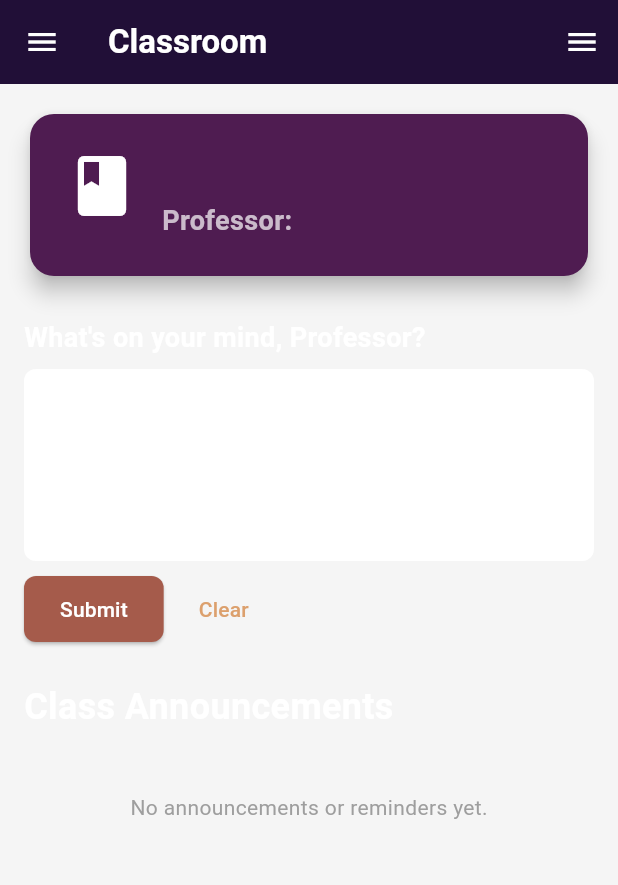
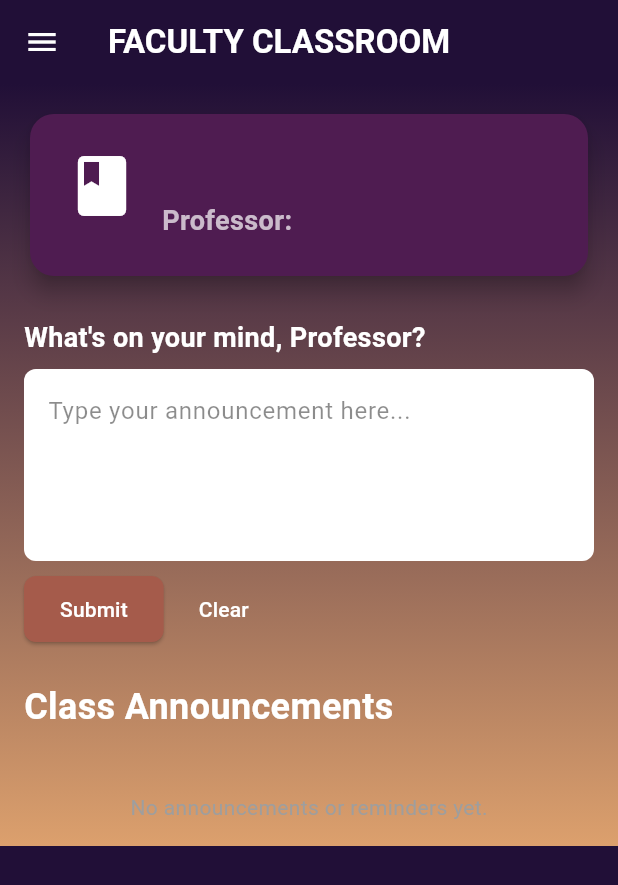
Before and after one commit to ksandeleon/student-management-mobile-app, a Flutter app: the AdClassScreen screen opened directly with empty values, on a phone screen of 412 x 824 dp. Shown: the top 885 px of the screen. Run offline on Flutter 3.47's test engine with Material 3 defaults, Android fonts, the phone set to English and light mode, and no system bars; our stand-ins replace cloud_firestore, firebase_auth, firebase_core; accounts and stored records are empty.

Commit message:
finish refurbishing admin ui

```diff
--- a/lib/features/auth/data/models/student_model.dart
+++ b/lib/features/auth/data/models/student_model.dart
@@ -58,4 +58,6 @@ factory StudentModel.fromMap(Map map, {required String docId}) {
   );
 }
 
+  copyWith({required String firstName, required String lastName, required String phone, String? middleName, String? studentNumber, String? address, String? course, DateTime? dob}) {}
+
 }
--- a/lib/features/auth/presentation/screens/admin/ad_classes_screen.dart
+++ b/lib/features/auth/presentation/screens/admin/ad_classes_screen.dart
@@ -61,35 +61,6 @@ class _AdClassScreenState extends State<AdClassScreen> {
       });
     }
   }
-
-  // // Separate function to load students - called once in initState
-  // Future<void> _loadStudents() async {
-  //   if (_isLoadingStudents) return;
-
-  //   setState(() {
-  //     _isLoadingStudents = true;
-  //     _errorMessage = null;
-  //   });
-
-  //   try {
-  //     final querySnapshot =
-  //         await FirebaseFirestore.instance.collection('students').get();
-  //     final students =
-  //         querySnapshot.docs
-  //             .map((doc) => StudentModel.fromMap(doc.data(), docId: doc.id))
-  //             .toList();
-
-  //     setState(() {
-  //       _students = students;
-  //       _isLoadingStudents = false;
-  //     });
-  //   } catch (e) {
-  //     setState(() {
-  //       _errorMessage = 'Failed to load students: $e';
-  //       _isLoadingStudents = false;
-  //     });
-  //   }
-  // }
 
   // Refactored to use AnnouncementHelper
   Future<void> _postAnnouncement() async {
@@ -223,21 +194,29 @@ class _AdClassScreenState extends State<AdClassScreen> {
       key: _scaffoldKey,
       drawer: Builder(builder: (context) => _buildStudentsDrawer()),
       appBar: _buildAppBar(),
-      backgroundColor: Colors.grey[100],
-      body: _buildBody(),
+      body: Container(
+        decoration: BoxDecoration(
+          gradient: LinearGradient(
+            begin: Alignment.topCenter,
+            end: Alignment.bottomCenter,
+            colors: [kPrimaryColor, kComplementaryColor],
+          ),
+        ),
+        child: _buildBody(), // Your actual body content
+      ),
     );
   }
 
   // Split widget methods for better readability
   PreferredSizeWidget _buildAppBar() {
     return AppBar(
-      title: const Text("Classroom"),
+      title: const Text("FACULTY CLASSROOM"),
       backgroundColor: kPrimaryColor,
       actions: [
-        IconButton(
-          icon: const Icon(Icons.menu),
-          onPressed: () => _scaffoldKey.currentState?.openDrawer(),
-        ),
+        // IconButton(
+        //   icon: const Icon(Icons.menu),
+        //   onPressed: () => _scaffoldKey.currentState?.openDrawer(),
+        // ),
       ],
     );
   }
@@ -344,8 +323,12 @@ class _AdClassScreenState extends State<AdClassScreen> {
         TextField(
           controller: _announcementController,
           maxLines: 4,
+          style: TextStyle(
+            color: Colors.black,
+          ), // 👈 this sets user input color
           decoration: InputDecoration(
             hintText: "Type your announcement here...",
+            hintStyle: TextStyle(color: Colors.black45),
             filled: true,
             fillColor: Colors.white,
             border: OutlineInputBorder(
@@ -364,7 +347,7 @@ class _AdClassScreenState extends State<AdClassScreen> {
             const SizedBox(width: kSmallPadding),
             TextButton(
               onPressed: () => _announcementController.clear(),
-              child: const Text("Clear"),
+              child: const Text("Clear",style: TextStyle(color: Colors.white)),
             ),
           ],
         ),
@@ -413,6 +396,8 @@ class _AdClassScreenState extends State<AdClassScreen> {
                 );
 
                 return Card(
+                  elevation: 8,
+                  shadowColor: kComplementaryColor,
                   margin: const EdgeInsets.symmetric(vertical: kSmallPadding),
                   child: Padding(
                     padding: const EdgeInsets.all(kDefaultPadding),
```
Also changed, not shown: lib/features/auth/presentation/screens/admin/ad_profile_screen.dart (+102 -54 lines), lib/features/auth/presentation/screens/admin/ad_schedule_screen.dart (+15 -9 lines), lib/features/auth/presentation/screens/student/st_profile_screen.dart (+13 -5 lines).
